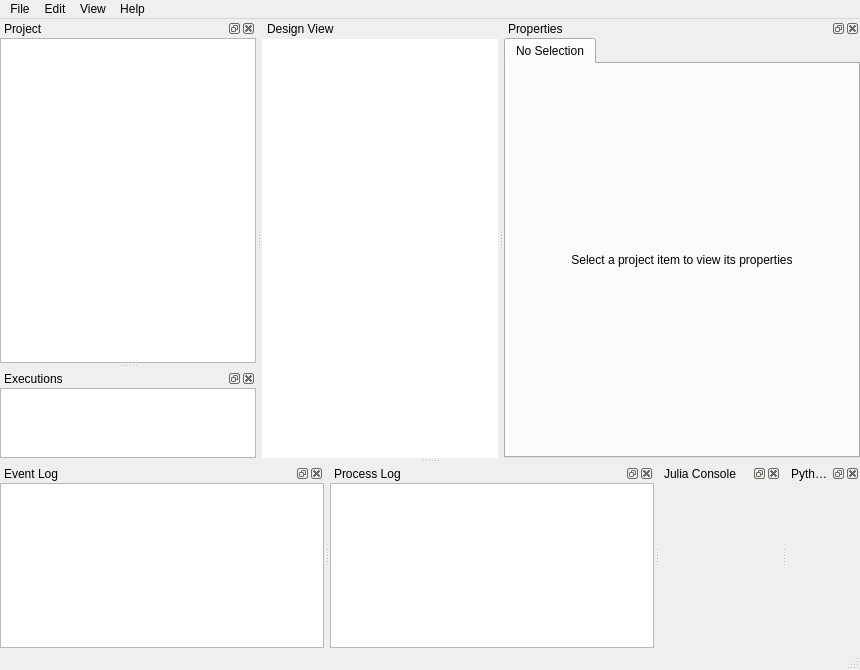
spine-tools/Spine-Toolbox, file spinetoolbox/ui/mainwindow.ui: the form before one commit.
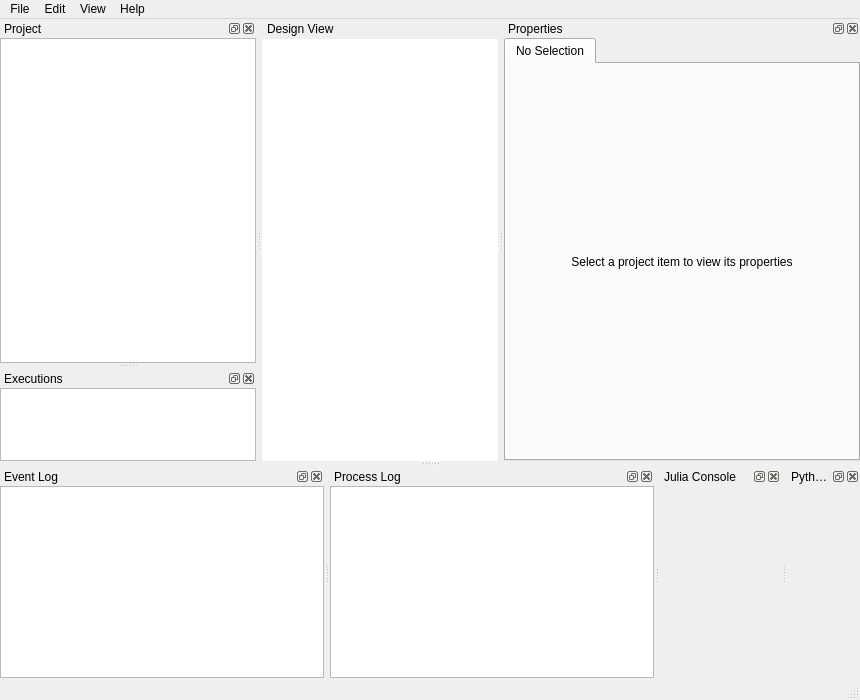
The form after the commit. Icons and pictures are not drawn. Custom widgets are drawn as their Qt base class.

Diff of the .ui file:
```diff
--- a/spinetoolbox/ui/mainwindow.ui
+++ b/spinetoolbox/ui/mainwindow.ui
@@ -19,7 +19,7 @@
     <x>0</x>
     <y>0</y>
     <width>860</width>
-    <height>602</height>
+    <height>700</height>
    </rect>
   </property>
   <property name="windowTitle">
```
Left out of the diff: 7 changed lines with no effect on the pictures.
